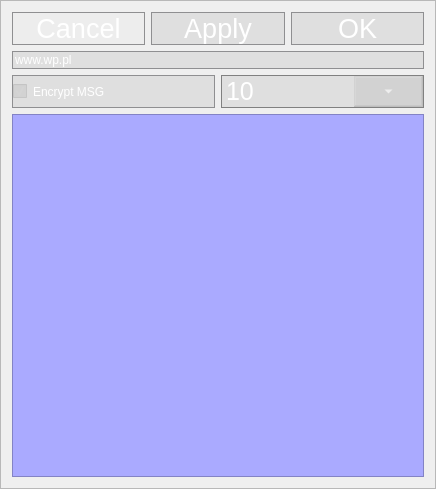
Qt form iDomClient3/frameoptions.ui (cyniu88/QT_kurs) before a commit.
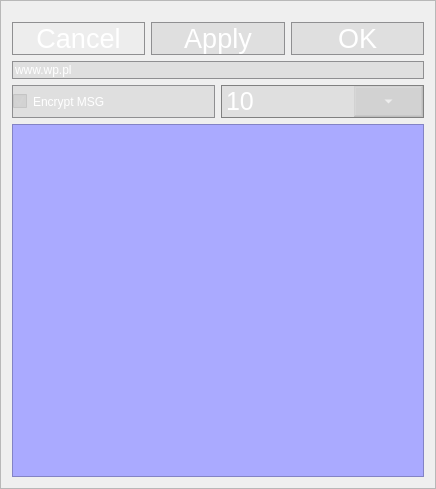
The same form after that commit. Icons and pictures are not drawn.

```diff
--- a/iDomClient3/frameoptions.ui
+++ b/iDomClient3/frameoptions.ui
@@ -280,6 +280,22 @@
      </property>
     </widget>
    </item>
+   <item row="0" column="0">
+    <spacer name="verticalSpacer">
+     <property name="orientation">
+      <enum>Qt::Orientation::Vertical</enum>
+     </property>
+     <property name="sizeType">
+      <enum>QSizePolicy::Policy::Preferred</enum>
+     </property>
+     <property name="sizeHint" stdset="0">
+      <size>
+       <width>20</width>
+       <height>10</height>
+      </size>
+     </property>
+    </spacer>
+   </item>
   </layout>
  </widget>
  <resources>
```
Left out of the diff: 4 changed lines with no effect on the pictures.
